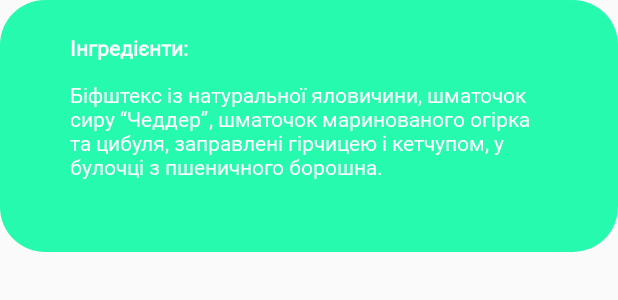
After one commit to DinoDelivery/DinoDev-Android, an Android app: the layout dish_info_dialog.xml on its own in the app's theme, with its tools: preview values and no code run, on a phone screen of 412 x 824 dp. The commit adds this screen. Shown: the top 300 px of the screen. Run offline under Robolectric (Android 15) with nearby library versions, the phone set to English and light mode, and no system bars.

Commit message:
Add DishFragment

```diff
--- a/app/src/main/java/com/dinodelivery/app/fragments/MenuFragment.kt
+++ b/app/src/main/java/com/dinodelivery/app/fragments/MenuFragment.kt
@@ -10,6 +10,7 @@ import android.widget.Toast
 import androidx.fragment.app.Fragment
 import androidx.lifecycle.Observer
 import androidx.lifecycle.ViewModelProviders
+import com.dinodelivery.app.MainActivity
 import com.dinodelivery.app.R
 import com.dinodelivery.app.adapters.DishListAdapter
 import com.dinodelivery.app.entities.Dish
@@ -53,7 +54,7 @@ class MenuFragment : Fragment() {
         menuRecyclerView.adapter =
             DishListAdapter(dishes, object : DishListAdapter.DishClickListener {
                 override fun onDishClick(dish: Dish) {
-                    TODO("not implemented") //To change body of created functions use File | Settings | File Templates.
+                    (requireActivity() as MainActivity).navigateToFragmentAndAddToStack(DishFragment.newInstance(dish))
                 }
 
                 override fun onDishSelect(dish: Dish) {
--- /dev/null
+++ b/app/src/main/res/layout/dish_info_dialog.xml
@@ -0,0 +1,53 @@
+<?xml version="1.0" encoding="utf-8"?>
+<androidx.constraintlayout.widget.ConstraintLayout xmlns:android="http://schemas.android.com/apk/res/android"
+    xmlns:app="http://schemas.android.com/apk/res-auto"
+    xmlns:tools="http://schemas.android.com/tools"
+    android:layout_width="match_parent"
+    android:layout_height="wrap_content"
+    android:background="@drawable/dialog_background">
+
+    <androidx.constraintlayout.widget.Guideline
+        android:id="@+id/start_guideline"
+        android:layout_width="wrap_content"
+        android:layout_height="wrap_content"
+        android:orientation="vertical"
+        app:layout_constraintGuide_begin="37dp" />
+
+    <androidx.constraintlayout.widget.Guideline
+        android:id="@+id/end_guideline"
+        android:layout_width="wrap_content"
+        android:layout_height="wrap_content"
+        android:orientation="vertical"
+        app:layout_constraintGuide_end="37dp" />
+
+    <androidx.appcompat.widget.AppCompatTextView
+        android:id="@+id/txtIngredientsHeader"
+        android:layout_width="0dp"
+        android:layout_height="wrap_content"
+        android:layout_marginTop="12dp"
+        android:fontFamily="@font/roboto_regular"
+        android:text="@string/ingredients"
+        android:textColor="@android:color/white"
+        android:textSize="14sp"
+        android:textStyle="bold"
+        app:layout_constraintEnd_toEndOf="@id/end_guideline"
+        app:layout_constraintStart_toStartOf="@id/start_guideline"
+        app:layout_constraintTop_toTopOf="parent" />
+
+    <androidx.appcompat.widget.AppCompatTextView
+        android:id="@+id/txtIngredients"
+        android:layout_width="0dp"
+        android:layout_height="wrap_content"
+        android:layout_marginTop="12dp"
+        android:layout_marginBottom="37dp"
+        android:fontFamily="@font/roboto_regular"
+        android:text="@string/ingredients"
+        android:textColor="@android:color/white"
+        android:textSize="14sp"
+        app:layout_constraintBottom_toBottomOf="parent"
+        app:layout_constraintEnd_toEndOf="@id/end_guideline"
+        app:layout_constraintStart_toStartOf="@id/start_guideline"
+        app:layout_constraintTop_toBottomOf="@id/txtIngredientsHeader"
+        tools:text="Біфштекс із натуральної яловичини, шматочок сиру “Чеддер”, шматочок маринованого огірка та цибуля, заправлені гірчицею і кетчупом, у булочці з пшеничного борошна."/>
+
+</androidx.constraintlayout.widget.ConstraintLayout>
--- a/app/src/main/res/values/strings.xml
+++ b/app/src/main/res/values/strings.xml
@@ -58,8 +58,10 @@
     </string-array>
 
     <string name="price_template">%s грн.</string>
+    <string name="weight_template">%d г</string>
 
     <string name="smth_went_wrong">Щось пішло не так, спробуйте пізніше</string>
     <string name="dish_added_successfully">Страва успішно додана до замовлення</string>
+    <string name="ingredients">Інгредієнти:</string>
 
 </resources>
```
Also changed, not shown: app/src/main/java/com/dinodelivery/app/fragments/DishFragment.kt (added, +138 -0 lines), app/src/main/java/com/dinodelivery/app/fragments/SingleRestaurantFragment.kt (+18 -1 lines), app/src/main/res/drawable/ic_info.xml (added, +9 -0 lines), app/src/main/res/layout/fragment_dish.xml (added, +162 -0 lines).
